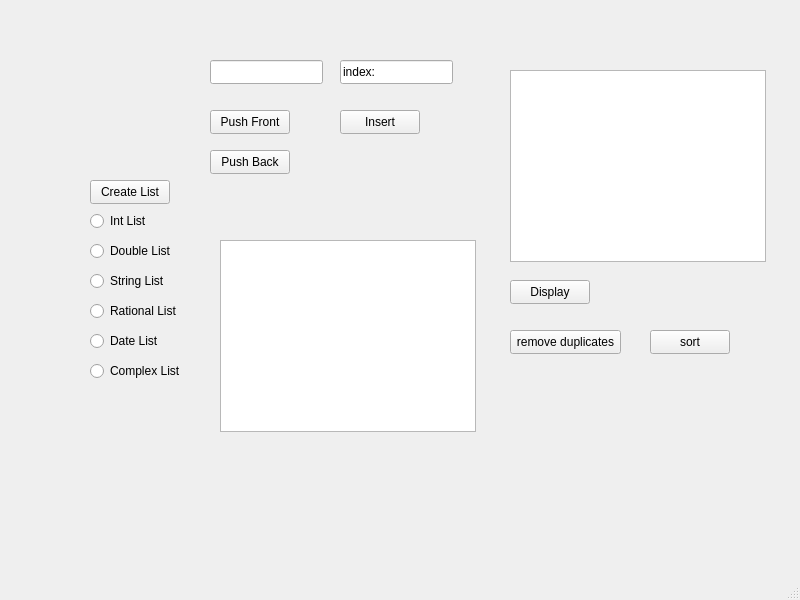
Qt form mainwindow.ui (jng2019/GUI_LINKED_LIST) before a commit.
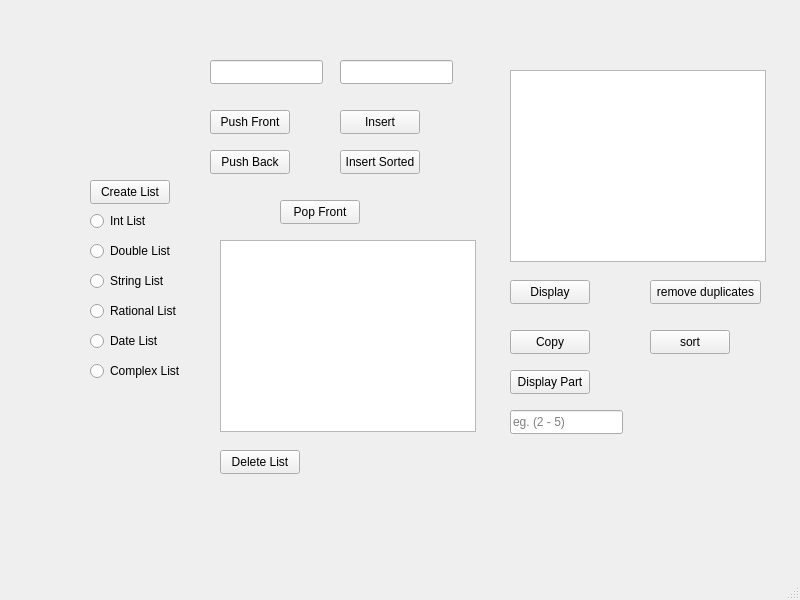
The same form after that commit.

What changed in the file:
```diff
--- a/mainwindow.ui
+++ b/mainwindow.ui
@@ -154,8 +154,8 @@
    <widget class="QPushButton" name="pushButton_4">
     <property name="geometry">
      <rect>
-      <x>510</x>
-      <y>330</y>
+      <x>650</x>
+      <y>280</y>
       <width>111</width>
       <height>24</height>
      </rect>
@@ -187,7 +187,7 @@
      </rect>
     </property>
     <property name="text">
-     <string>index:</string>
+     <string/>
     </property>
    </widget>
    <widget class="QPushButton" name="pushButton_6">
@@ -226,6 +226,84 @@
      </rect>
     </property>
    </widget>
+   <widget class="QPushButton" name="pushButton_8">
+    <property name="geometry">
+     <rect>
+      <x>510</x>
+      <y>330</y>
+      <width>80</width>
+      <height>24</height>
+     </rect>
+    </property>
+    <property name="text">
+     <string>Copy</string>
+    </property>
+   </widget>
+   <widget class="QPushButton" name="pushButton_9">
+    <property name="geometry">
+     <rect>
+      <x>340</x>
+      <y>150</y>
+      <width>80</width>
+      <height>24</height>
+     </rect>
+    </property>
+    <property name="text">
+     <string>Insert Sorted</string>
+    </property>
+   </widget>
+   <widget class="QPushButton" name="pushButton_10">
+    <property name="geometry">
+     <rect>
+      <x>280</x>
+      <y>200</y>
+      <width>80</width>
+      <height>24</height>
+     </rect>
+    </property>
+    <property name="text">
+     <string>Pop Front</string>
+    </property>
+   </widget>
+   <widget class="QPushButton" name="pushButton_11">
+    <property name="geometry">
+     <rect>
+      <x>510</x>
+      <y>370</y>
+      <width>80</width>
+      <height>24</height>
+     </rect>
+    </property>
+    <property name="text">
+     <string>Display Part</string>
+    </property>
+   </widget>
+   <widget class="QLineEdit" name="lineEdit_3">
+    <property name="geometry">
+     <rect>
+      <x>510</x>
+      <y>410</y>
+      <width>113</width>
+      <height>24</height>
+     </rect>
+    </property>
+    <property name="placeholderText">
+     <string>eg. (2 - 5)</string>
+    </property>
+   </widget>
+   <widget class="QPushButton" name="pushButton_12">
+    <property name="geometry">
+     <rect>
+      <x>220</x>
+      <y>450</y>
+      <width>80</width>
+      <height>24</height>
+     </rect>
+    </property>
+    <property name="text">
+     <string>Delete List</string>
+    </property>
+   </widget>
   </widget>
   <widget class="QMenuBar" name="menubar">
    <property name="geometry">
```
